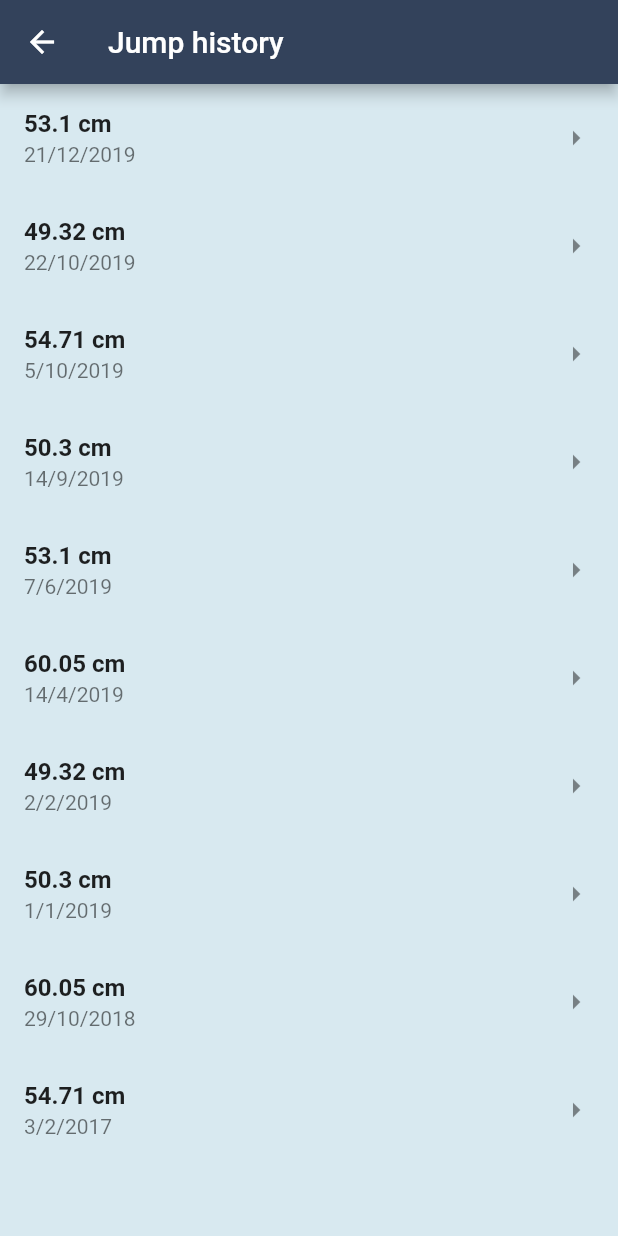
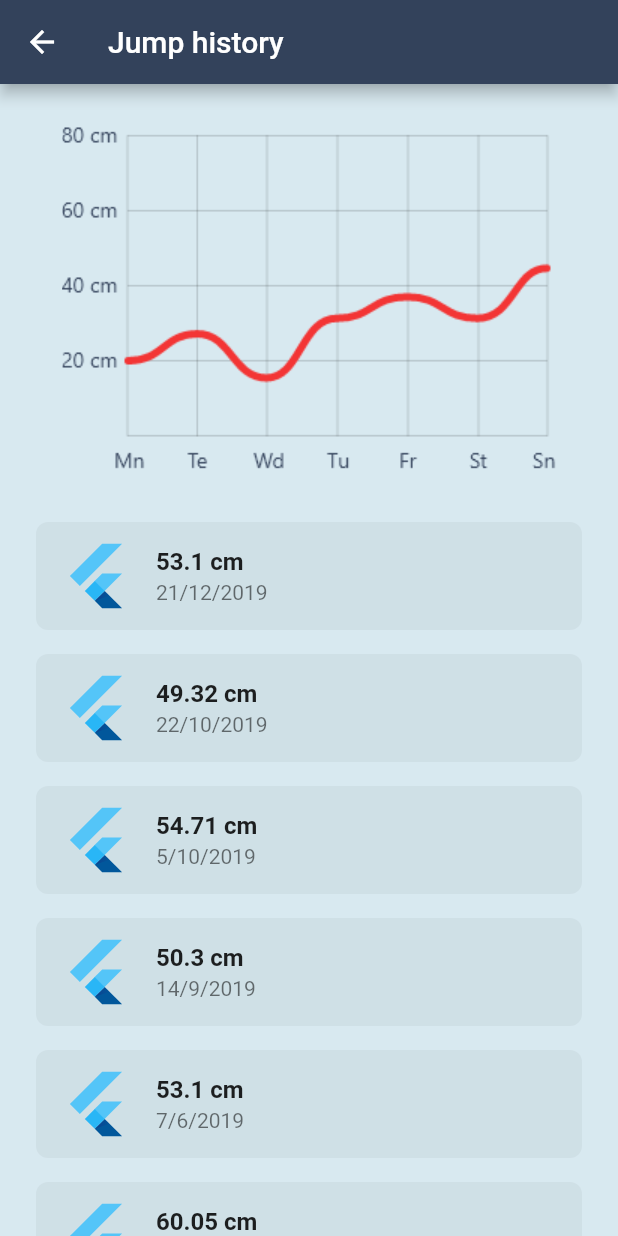
Before and after one commit to AP-Elektronica-ICT/intprojectrepo-feetback, a Flutter app: the JumpHistoryPage screen opened by its route, on a phone screen of 412 x 824 dp. Run offline on Flutter 3.47's test engine with Material 2 defaults, Android fonts, the phone set to English and light mode, and no system bars; our stand-ins replace firebase_auth, google_sign_in; accounts and stored records are empty.

```diff
--- a/lib/models/jump.dart
+++ b/lib/models/jump.dart
@@ -2,12 +2,10 @@ class Jump{
     DateTime date;
     double height;
     double airtime;
-    double force;
 
-    Jump(DateTime date, double height, double airtime, double force){
+    Jump(DateTime date, double height, double airtime){
         this.date = date;
         this.height = height;
         this.airtime = airtime;
-        this.force = force;
     }
 }
--- a/lib/screens/jumpHistory/jump_history.dart
+++ b/lib/screens/jumpHistory/jump_history.dart
@@ -3,62 +3,95 @@ import 'package:feetback/models/jump.dart';
 import 'package:feetback/screens/detailedJumpPage/jump_detailed.dart';
 import 'package:flutter/material.dart';
 
+enum SequenceState { date, height }
+
 class JumpHistoryPage extends StatelessWidget {
-
   final List<Jump> jumps = new List();
 
-JumpHistoryPage(){
-    jumps.add(Jump(DateTime.utc(2019, 9, 14), 50.3, 3000, 913.66275));
-    jumps.add(Jump(DateTime.utc(2019, 10, 5), 54.71, 3000, 913.66275));
-    jumps.add(Jump(DateTime.utc(2019, 12, 21), 53.100, 3000, 913.66275));
-    jumps.add(Jump(DateTime.utc(2019, 10, 22), 49.32, 3000, 913.66275));
-    jumps.add(Jump(DateTime.utc(2018, 10, 29), 60.05, 3000, 913.66275));
-    jumps.add(Jump(DateTime.utc(2019, 1, 1), 50.3, 3000, 913.66275));
-    jumps.add(Jump(DateTime.utc(2017, 2, 3), 54.71, 3000, 913.66275));
-    jumps.add(Jump(DateTime.utc(2019, 6, 7), 53.100, 3000, 913.66275));
-    jumps.add(Jump(DateTime.utc(2019, 2, 2), 49.32, 3000, 913.66275));
-    jumps.add(Jump(DateTime.utc(2019, 4, 14), 60.05, 3000, 913.66275));
-}
+  JumpHistoryPage() {
+    jumps.add(Jump(DateTime.utc(2019, 9, 14), 50.3, 3000));
+    jumps.add(Jump(DateTime.utc(2019, 10, 5), 54.71, 3000));
+    jumps.add(Jump(
+      DateTime.utc(2019, 12, 21),
+      53.100,
+      3000,
+    ));
+    jumps.add(Jump(DateTime.utc(2019, 10, 22), 49.32, 3000));
+    jumps.add(Jump(DateTime.utc(2018, 10, 29), 60.05, 3000));
+    jumps.add(Jump(DateTime.utc(2019, 1, 1), 50.3, 3000));
+    jumps.add(Jump(DateTime.utc(2017, 2, 3), 54.71, 3000));
+    jumps.add(Jump(DateTime.utc(2019, 6, 7), 53.100, 3000));
+    jumps.add(Jump(DateTime.utc(2019, 2, 2), 49.32, 3000));
+    jumps.add(Jump(DateTime.utc(2019, 4, 14), 60.05, 3000));
+  }
 
   @override
   Widget build(BuildContext context) {
-      return Scaffold(
-        appBar: AppBar(title: Text("Jump history")),
-        body: _buildList()
-        );
+    return Scaffold(
+        appBar: AppBar(
+          title: Text("Jump history"),
+          actions: <Widget>[
+
+            /*IconButton(
+              icon: Icon(Icons.sort, color: Colors.white,),
+              //onPressed: ,)*/
+          ],
+        ),
+
+        body: Column(
+          mainAxisAlignment: MainAxisAlignment.start,
+          crossAxisAlignment: CrossAxisAlignment.center,
+          children: <Widget>[
+            Container(
+                margin:
+                    new EdgeInsets.symmetric(vertical: 24.0, horizontal: 32.0),
+                child: _graph()),
+            Expanded(child: _buildList()),
+          ],
+        ));
   }
 
-  Widget _buildList(){
+  Widget _graph() {
+    return Image.asset('assets/chart.png');
+  }
+
+  Widget _buildList() {
     return ListView.builder(
-      padding: const EdgeInsets.all(0.0),
-      itemCount: jumps.length,
-      itemBuilder: (context, item){
-        jumps.sort((b, a) => a.date.compareTo(b.date));
+        padding: const EdgeInsets.all(0.0),
+        itemCount: jumps.length,
+        itemBuilder: (context, item) {
+          jumps.sort((b, a) => a.date.compareTo(b.date));
           return _buildRow(context, jumps[item], item);
-      }
+        });
+  }
+
+  Widget _buildRow(BuildContext context, Jump jump, int item) {
+    return Container(
+      decoration: BoxDecoration(
+          color: Color.fromRGBO(0, 0, 0, 0.04),
+          //color: Colors.red,
+          borderRadius: BorderRadius.circular(8.0)),
+      margin: new EdgeInsets.symmetric(vertical: 8.0, horizontal: 24.0),
+      child: ListTile(
+          leading: FlutterLogo(size: 48.0),
+          subtitle: Text(jump.date.day.toString() +
+              "/" +
+              jump.date.month.toString() +
+              "/" +
+              jump.date.year.toString()),
+          title: Text(jump.height.toString() + " cm",
+              style: TextStyle(fontWeight: FontWeight.bold)),
+          onTap: () {
+            pushJump(context, item);
+          }),
     );
   }
 
-  Widget _buildRow(BuildContext context, Jump jump, int item){
-    return ListTile(
-      subtitle: Text(jump.date.day.toString() + "/" +
-                     jump.date.month.toString() + "/" +
-                     jump.date.year.toString()),
-      title: Text(jump.height.toString() + " cm", style: TextStyle(fontWeight: FontWeight.bold)),
-      trailing: Icon(
-         Icons.arrow_right,
-          //color: Theme.of(context).accentColor,
-                    ),
-      onTap: () {
-                  pushJump(context, item);
-                }
-                    );
-  }
-
-  void pushJump(BuildContext context, int index){
-   Navigator.push(
-          context,
-          MaterialPageRoute(
-            builder: (context) => JumpDetailPage(jump: jumps[index]),));
+  void pushJump(BuildContext context, int index) {
+    Navigator.push(
+        context,
+        MaterialPageRoute(
+          builder: (context) => JumpDetailPage(jump: jumps[index]),
+        ));
   }
 }
```
Also changed, not shown: assets/chart.png (added).
